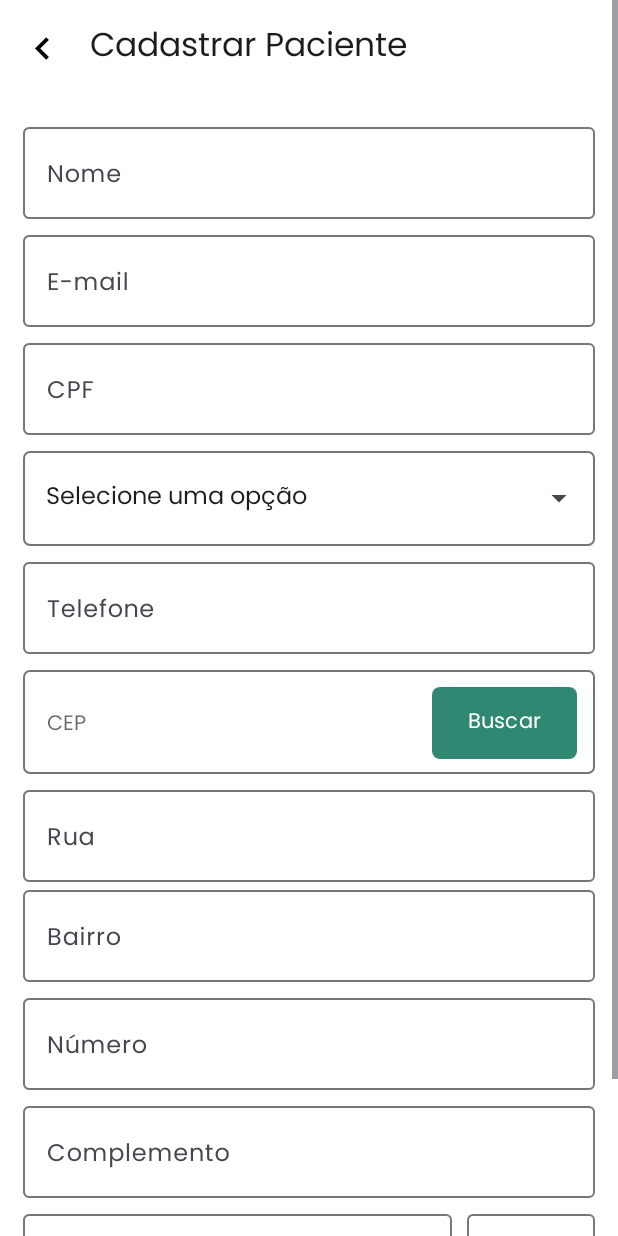
After one commit to GuilhermeVFSousa/voll-med-android, an Android app: the DoctorCreateFragment screen opened through its navigation route, on a phone screen of 412 x 824 dp. The commit adds this screen. Run offline under Robolectric (Android 15) with nearby library versions, the phone set to English and light mode, and no system bars; our stand-ins replace Dagger/Hilt's generated code, data binding.

Commit message:
starting doctor create

```diff
--- a/app/src/main/java/com/gvfs/vollmed/features/doctor/DoctorsFragment.kt
+++ b/app/src/main/java/com/gvfs/vollmed/features/doctor/DoctorsFragment.kt
@@ -47,6 +47,10 @@ class DoctorsFragment : Fragment() {
             bind?.progressIndicator?.visibility = View.GONE
             bind?.rvDoctors?.adapter = adapter
         }
+
+        bind?.fltBtn?.setOnClickListener {
+            findNavController().navigate(DoctorsFragmentDirections.actionDoctorsFragmentToDoctorCreateFragment())
+        }
     }
 
 }
--- /dev/null
+++ b/app/src/main/java/com/gvfs/vollmed/features/doctor/domain/DoctorCreate.kt
@@ -0,0 +1,16 @@
+package com.gvfs.vollmed.features.doctor.domain
+
+import com.gvfs.vollmed.features.shareddomain.Endereco
+import kotlinx.serialization.SerialName
+import kotlinx.serialization.Serializable
+
+@Serializable
+@SerialName("Medico")
+data class DoctorCreate (
+    val nome: String,
+    val email: String,
+    val telefone: String,
+    val crm: String,
+    val especialidade: String,
+    val endereco: Endereco
+    )
--- /dev/null
+++ b/app/src/main/java/com/gvfs/vollmed/features/doctorcreate/DoctorCreateFragment.kt
@@ -0,0 +1,61 @@
+package com.gvfs.vollmed.features.doctorcreate
+
+import androidx.lifecycle.ViewModelProvider
+import android.os.Bundle
+import androidx.fragment.app.Fragment
+import android.view.LayoutInflater
+import android.view.View
+import android.view.ViewGroup
+import android.widget.AdapterView
+import android.widget.ArrayAdapter
+import androidx.fragment.app.viewModels
+import com.gvfs.vollmed.R
+import com.gvfs.vollmed.databinding.FragmentDoctorCreateBinding
+
+class DoctorCreateFragment : Fragment() {
+
+    companion object {
+        fun newInstance() = DoctorCreateFragment()
+    }
+
+    private val viewModel: DoctorCreateViewModel by viewModels()
+    private var bind: FragmentDoctorCreateBinding? = null
+
+    override fun onCreateView(
+        inflater: LayoutInflater, container: ViewGroup?,
+        savedInstanceState: Bundle?
+    ): View? {
+        bind = FragmentDoctorCreateBinding.inflate(inflater, container, false).apply {
+            viewModel = this@DoctorCreateFragment.viewModel
+            lifecycleOwner = this@DoctorCreateFragment.viewLifecycleOwner
+        }
+        return bind?.root
+    }
+
+    override fun onViewCreated(view: View, savedInstanceState: Bundle?) {
+        super.onViewCreated(view, savedInstanceState)
+
+        val spinner = bind?.spinner
+        val listaStrings = listOf("Selecione uma opção", "Item 1", "Item 2", "Item 3", "Item 4")
+        val adapter = ArrayAdapter(requireContext(), android.R.layout.simple_spinner_item, listaStrings)
+        adapter.setDropDownViewResource(android.R.layout.simple_spinner_dropdown_item)
+        spinner?.adapter = adapter
+
+        spinner?.onItemSelectedListener = object : AdapterView.OnItemSelectedListener {
+            override fun onItemSelected(parent: AdapterView<*>?, view: View?, position: Int, id: Long) {
+                if (position == 0) {
+                    // Lógica para tratar a seleção do item inicial
+                } else {
+                    val selectedItem = listaStrings[position]
+                    // Lógica para tratar a seleção dos outros itens
+                }
+            }
+            override fun onNothingSelected(parent: AdapterView<*>?) {
+                // Lógica para tratar quando nenhum item é selecionado
+            }
+        }
+
+    }
+
+
+}
--- /dev/null
+++ b/app/src/main/java/com/gvfs/vollmed/features/doctorcreate/DoctorCreateViewModel.kt
@@ -0,0 +1,11 @@
+package com.gvfs.vollmed.features.doctorcreate
+
+import androidx.lifecycle.LiveData
+import androidx.lifecycle.MutableLiveData
+import androidx.lifecycle.ViewModel
+import com.gvfs.vollmed.features.shareddomain.Endereco
+
+class DoctorCreateViewModel : ViewModel() {
+    private val _address = MutableLiveData<Endereco>()
+    val address: LiveData<Endereco> get() = _address
+}
--- /dev/null
+++ b/app/src/main/res/layout/fragment_doctor_create.xml
@@ -0,0 +1,267 @@
+<?xml version="1.0" encoding="utf-8"?>
+<layout xmlns:android="http://schemas.android.com/apk/res/android"
+    xmlns:tools="http://schemas.android.com/tools"
+    xmlns:app="http://schemas.android.com/apk/res-auto"
+    tools:context=".features.doctorcreate.DoctorCreateFragment">
+    <data>
+        <import type="android.view.View"/>
+        <variable
+            name="viewModel"
+            type="com.gvfs.vollmed.features.doctorcreate.DoctorCreateViewModel" />
+    </data>
+
+    <ScrollView
+        android:layout_width="match_parent"
+        android:layout_height="wrap_content"
+        android:fillViewport="true">
+        <androidx.constraintlayout.widget.ConstraintLayout
+            android:layout_width="match_parent"
+            android:layout_height="wrap_content"
+            android:background="@color/white2">
+            <com.google.android.material.appbar.AppBarLayout
+                android:id="@+id/appBar"
+                android:layout_width="match_parent"
+                android:layout_height="wrap_content"
+                tools:ignore="MissingConstraints">
+
+                <androidx.appcompat.widget.Toolbar
+                    android:id="@+id/topAppBar"
+                    android:layout_width="match_parent"
+                    android:layout_height="?attr/actionBarSize"
+                    app:title="Cadastrar Paciente"
+                    app:navigationIcon="@drawable/ic_arrow_back"
+                    app:contentInsetStartWithNavigation="0dp"
+                    app:layout_scrollFlags="scroll|enterAlways">
+
+                </androidx.appcompat.widget.Toolbar>
+            </com.google.android.material.appbar.AppBarLayout>
+
+            <LinearLayout
+                android:layout_width="match_parent"
+                android:layout_height="wrap_content"
+                android:orientation="vertical"
+                android:padding="15dp"
+                app:layout_constraintTop_toBottomOf="@+id/appBar"
+                app:layout_constraintEnd_toEndOf="parent"
+                app:layout_constraintStart_toStartOf="parent"
+                app:layout_constraintBottom_toBottomOf="parent">
+                <com.google.android.material.textfield.TextInputLayout
+                    android:layout_width="match_parent"
+                    android:layout_height="wrap_content"
+                    android:layout_marginBottom="5dp"
+                    android:hint="Nome">
+
+                    <com.google.android.material.textfield.TextInputEditText
+                        android:id="@+id/txt_doctor_name"
+                        android:layout_width="match_parent"
+                        android:layout_height="wrap_content"
+                        android:inputType="text"
+                        android:maxLength="100"
+                        />
+                </com.google.android.material.textfield.TextInputLayout>
+
+                <com.google.android.material.textfield.TextInputLayout
+                    android:layout_width="match_parent"
+                    android:layout_height="wrap_content"
+                    android:layout_marginBottom="5dp"
+                    android:hint="E-mail">
+
+                    <com.google.android.material.textfield.TextInputEditText
+                        android:id="@+id/txt_doctor_email"
+                        android:layout_width="match_parent"
+                        android:layout_height="wrap_content"
+                        android:inputType="textEmailAddress"
+                        android:maxLength="100"
+                        />
+                </com.google.android.material.textfield.TextInputLayout>
+
+                <com.google.android.material.textfield.TextInputLayout
+                    android:layout_width="match_parent"
+                    android:layout_height="wrap_content"
+                    android:layout_marginBottom="5dp"
+                    android:hint="CPF">
+
+                    <com.google.android.material.textfield.TextInputEditText
+                        android:id="@+id/txt_doctor_crm"
+                        android:layout_width="match_parent"
+                        android:layout_height="wrap_content"
+                        android:inputType="number"
+                        />
+                </com.google.android.material.textfield.TextInputLayout>
+
+                <com.google.android.material.textfield.TextInputLayout
+                    android:layout_width="match_parent"
+                    android:layout_height="wrap_content"
+                    android:layout_marginTop="5dp"
+                    android:layout_marginBottom="5dp"
+                    android:background="@drawable/black_border"
+                    android:hint="Especialidade">
+                    <Spinner
+                        android:id="@+id/spinner"
+                        android:layout_width="match_parent"
+                        android:layout_height="63dp"
+                        android:layout_marginStart="7dp"/>
+
+                </com.google.android.material.textfield.TextInputLayout>
+
+                <com.google.android.material.textfield.TextInputLayout
+                    android:layout_width="match_parent"
+                    android:layout_height="wrap_content"
+                    android:layout_marginBottom="5dp"
+                    android:hint="Telefone">
+
+                    <com.google.android.material.textfield.TextInputEditText
+                        android:id="@+id/txt_doctor_phone"
+                        android:layout_width="match_parent"
+                        android:layout_height="wrap_content"
+                        android:inputType="number"
+                        />
+                </com.google.android.material.textfield.TextInputLayout>
+
+
+                <LinearLayout
+                    android:layout_width="match_parent"
+                    android:layout_height="wrap_content"
+                    android:background="@drawable/black_border"
+                    android:layout_marginTop="5dp"
+                    android:orientation="horizontal">
+
+                    <com.google.android.material.textfield.TextInputLayout
+                        style="@style/CustomTextInputLayoutStyle"
+                        android:layout_width="0dp"
+                        android:layout_height="wrap_content"
+                        android:layout_weight="1"
+                        android:layout_marginBottom="5dp"
+                        android:hint="CEP">
+
+                        <com.google.android.material.textfield.TextInputEditText
+                            style="@style/CustomTextInputLayoutStyle"
+                            android:id="@+id/txt_doctor_post_code"
+                            android:layout_width="match_parent"
+                            android:layout_height="wrap_content"
+                            android:inputType="number" />
+                    </com.google.android.material.textfield.TextInputLayout>
+
+                    <Button
+                        android:id="@+id/btn_cep"
+                        android:layout_width="wrap_content"
+                        android:layout_height="wrap_content"
+                        android:layout_marginHorizontal="12dp"
+                        android:background="@drawable/button_rounded_background"
+                        android:text="Buscar" />
+                </LinearLayout>
+
+                <LinearLayout
+                    android:layout_width="match_parent"
+                    android:layout_height="wrap_content"
+                    android:layout_marginTop="5dp"
+                    android:visibility="@{viewModel.address.cep.length==0 ? View.GONE : View.VISIBLE}"
+                    android:orientation="vertical">
+                    <com.google.android.material.textfield.TextInputLayout
+                        android:layout_width="match_parent"
+                        android:layout_height="wrap_content"
+                        android:hint="Rua">
+
+                        <com.google.android.material.textfield.TextInputEditText
+                            android:id="@+id/txt_doctor_street"
+                            android:layout_width="match_parent"
+                            android:layout_height="wrap_content"
+                            android:text="@{viewModel.address.logradouro}"
+
+                            android:inputType="text"
+                            />
+                    </com.google.android.material.textfield.TextInputLayout>
+
+                    <com.google.android.material.textfield.TextInputLayout
+                        android:layout_width="match_parent"
+                        android:layout_height="wrap_content"
+                        android:layout_marginBottom="5dp"
+                        android:hint="Bairro">
+
+                        <com.google.android.material.textfield.TextInputEditText
+                            android:id="@+id/txt_doctor_district"
+                            android:layout_width="match_parent"
+                            android:layout_height="wrap_content"
+                            android:text="@{viewModel.address.bairro}"
+                            android:inputType="text"
+                            />
+                    </com.google.android.material.textfield.TextInputLayout>
+
+                    <com.google.android.material.textfield.TextInputLayout
+                        android:layout_width="match_parent"
+                        android:layout_height="wrap_content"
+                        android:layout_marginBottom="5dp"
+                        android:hint="Número">
+
+                        <com.google.android.material.textfield.TextInputEditText
+                            android:id="@+id/txt_doctor_house_number"
+                            android:layout_width="match_parent"
+                            android:layout_height="wrap_content"
+                            android:inputType="text"
+                            />
+                    </com.google.android.material.textfield.TextInputLayout>
+
+                    <com.google.android.material.textfield.TextInputLayout
+                        android:layout_width="match_parent"
+                        android:layout_height="wrap_content"
+                        android:layout_marginBottom="5dp"
+                        android:hint="Complemento">
+
+                        <com.google.android.material.textfield.TextInputEditText
+                            android:id="@+id/txt_doctor_complement"
+                            android:layout_width="match_parent"
+                            android:layout_height="wrap_content"
+                            android:inputType="text"
+                            />
+                    </com.google.android.material.textfield.TextInputLayout>
+
+                    <LinearLayout
+                        android:layout_width="match_parent"
+                        android:layout_height="wrap_content"
+                        android:orientation="horizontal">
+                        <com.google.android.material.textfield.TextInputLayout
+                            android:layout_width="match_parent"
+                            android:layout_height="wrap_content"
+                            android:layout_weight="1"
+                            android:hint="Cidade">
+
+                            <com.google.android.material.textfield.TextInputEditText
+                                android:id="@+id/txt_doctor_city"
+                                android:layout_width="match_parent"
+                                android:layout_height="wrap_content"
+                                android:enabled="false"
+                                android:text="@{viewModel.address.cidade}"
+                                android:inputType="text"
+                                />
+                        </com.google.android.material.textfield.TextInputLayout>
+                        <com.google.android.material.textfield.TextInputLayout
+                            android:layout_width="match_parent"
+                            android:layout_height="wrap_content"
+                            android:layout_marginStart="10dp"
+                            android:layout_weight="3"
+                            android:hint="UF">
+
+                            <com.google.android.material.textfield.TextInputEditText
+                                android:id="@+id/txt_doctor_uf"
+                                android:layout_width="match_parent"
+                                android:layout_height="wrap_content"
+                                android:enabled="false"
+                                android:text="@{viewModel.address.uf}"
+                                android:inputType="text"
+                                />
+                        </com.google.android.material.textfield.TextInputLayout>
+                    </LinearLayout>
+                </LinearLayout>
+                <Button
+                    android:id="@+id/btn_submit"
+                    android:layout_width="match_parent"
+                    android:layout_height="wrap_content"
+                    android:layout_marginTop="10dp"
+                    android:background="@drawable/button_rounded_background"
+                    android:enabled="@{viewModel.address.cep.length==0 ? false : true}"
+                    android:text="Cadastrar" />
+            </LinearLayout>
+        </androidx.constraintlayout.widget.ConstraintLayout>
+    </ScrollView>
+
+</layout>
--- a/app/src/main/res/layout/fragment_doctors.xml
+++ b/app/src/main/res/layout/fragment_doctors.xml
@@ -59,6 +59,33 @@
             app:layoutManager="androidx.recyclerview.widget.LinearLayoutManager"
             tools:listitem="@layout/fragment_doctor_list_item" />
 
+        <RelativeLayout
+            android:layout_width="wrap_content"
+            android:layout_height="wrap_content"
+            android:layout_margin="20dp"
+            app:layout_constraintBottom_toBottomOf="parent"
+            app:layout_constraintEnd_toEndOf="parent">
+
+            <LinearLayout
+                android:id="@+id/flt_btn"
+                android:layout_width="60dp"
+                android:layout_height="60dp"
+                android:backgroundTint="@color/colorPrimary"
+                android:background="@drawable/image_rounded_background"
+                android:gravity="center"
+                android:orientation="horizontal" />
+
+            <ImageView
+                android:layout_width="24dp"
+                android:layout_height="24dp"
+                android:layout_gravity="center"
+                android:src="@drawable/ic_plus"
+                android:elevation="5dp"
+                android:layout_centerInParent="true" />
+
+
+        </RelativeLayout>
+
     </androidx.constraintlayout.widget.ConstraintLayout>
 
 </layout>
--- a/app/src/main/res/navigation/nav_graph.xml
+++ b/app/src/main/res/navigation/nav_graph.xml
@@ -33,7 +33,11 @@
         android:id="@+id/doctorsFragment"
         android:name="com.gvfs.vollmed.features.doctor.DoctorsFragment"
         android:label="fragment_doctors"
-        tools:layout="@layout/fragment_doctors" />
+        tools:layout="@layout/fragment_doctors" >
+        <action
+            android:id="@+id/action_doctorsFragment_to_doctorCreateFragment"
+            app:destination="@id/doctorCreateFragment" />
+    </fragment>
     <fragment
         android:id="@+id/patientsFragment"
         android:name="com.gvfs.vollmed.features.patient.PatientsFragment"
@@ -57,4 +61,9 @@
             android:name="id"
             app:argType="long" />
     </fragment>
+    <fragment
+        android:id="@+id/doctorCreateFragment"
+        android:name="com.gvfs.vollmed.features.doctorcreate.DoctorCreateFragment"
+        android:label="fragment_doctor_create"
+        tools:layout="@layout/fragment_doctor_create" />
 </navigation>
```
